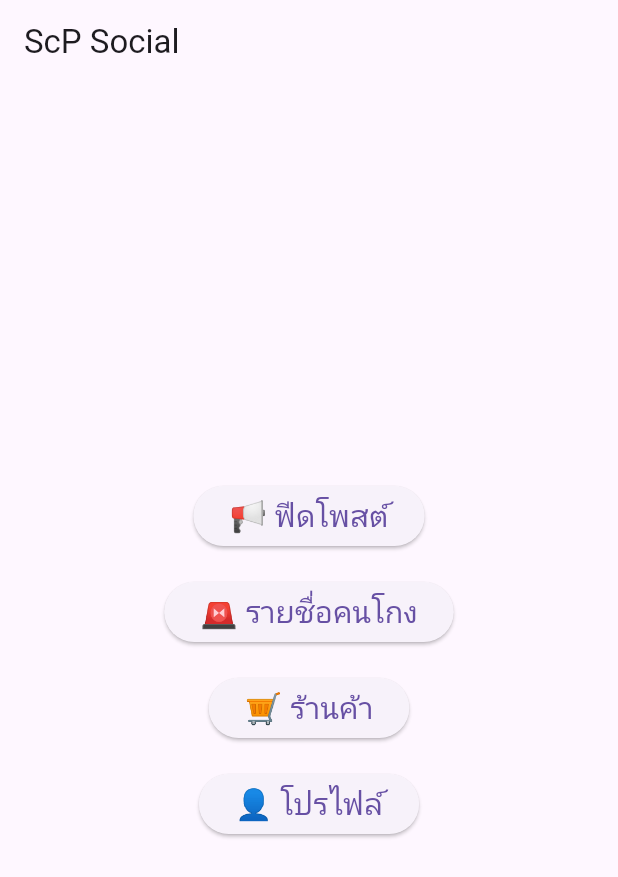
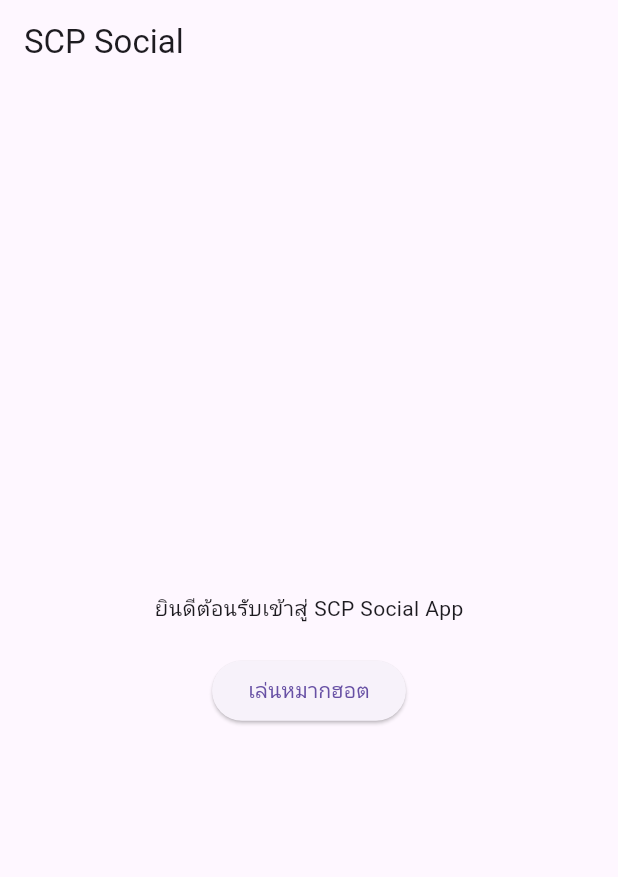
Before and after one commit to SocialPoint123/scp_social_app, a Flutter app: the screen it shows after launch, on a phone screen of 412 x 824 dp. Shown: the top 877 px of the screen. Run offline on Flutter 3.47's test engine with Material 3 defaults, Android fonts, the phone set to English and light mode, and no system bars.

Commit message:
Update main.dart

```diff
--- a/lib/main.dart
+++ b/lib/main.dart
@@ -1,4 +1,5 @@
 import 'package:flutter/material.dart';
+import 'checkers_page.dart'; // เพิ่ม import หน้านี้
 
 void main() {
   runApp(MyApp());
@@ -8,46 +9,34 @@ class MyApp extends StatelessWidget {
   @override
   Widget build(BuildContext context) {
     return MaterialApp(
-      title: 'ScP App',
+      title: 'SCP Social App',
+      debugShowCheckedModeBanner: false,
       theme: ThemeData(primarySwatch: Colors.blue),
-      home: HomeScreen(),
+      home: HomePage(),
     );
   }
 }
 
-class HomeScreen extends StatelessWidget {
+class HomePage extends StatelessWidget {
   @override
   Widget build(BuildContext context) {
     return Scaffold(
-      appBar: AppBar(title: Text('ScP Social')),
+      appBar: AppBar(title: Text('SCP Social')),
       body: Center(
         child: Column(
           mainAxisAlignment: MainAxisAlignment.center,
           children: [
-            HomeButton(label: '📢 ฟีดโพสต์', onPressed: () {}),
-            HomeButton(label: '🚨 รายชื่อคนโกง', onPressed: () {}),
-            HomeButton(label: '🛒 ร้านค้า', onPressed: () {}),
-            HomeButton(label: '👤 โปรไฟล์', onPressed: () {}),
+            Text('ยินดีต้อนรับเข้าสู่ SCP Social App'),
+            SizedBox(height: 20),
+            ElevatedButton(
+              onPressed: () {
+                Navigator.push(context, MaterialPageRoute(builder: (_) => CheckersPage()));
+              },
+              child: Text('เล่นหมากฮอต'),
+            ),
           ],
         ),
       ),
     );
   }
 }
-
-class HomeButton extends StatelessWidget {
-  final String label;
-  final VoidCallback onPressed;
-  const HomeButton({required this.label, required this.onPressed});
-
-  @override
-  Widget build(BuildContext context) {
-    return Padding(
-      padding: const EdgeInsets.all(8.0),
-      child: ElevatedButton(
-        onPressed: onPressed,
-        child: Text(label, style: TextStyle(fontSize: 20)),
-      ),
-    );
-  }
-}
```
